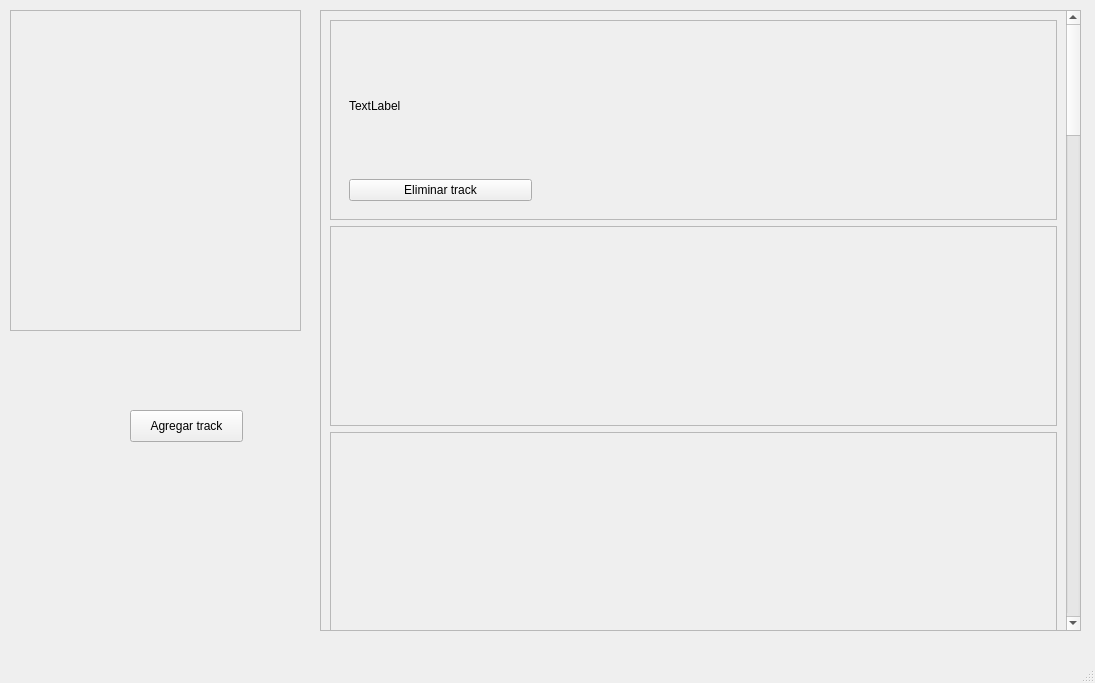
The window that Sintetizador/Frontend/mainwindow.ui (ASSD-Grupo-4-2020/TP2) describes before a commit, drawn with Qt 5.
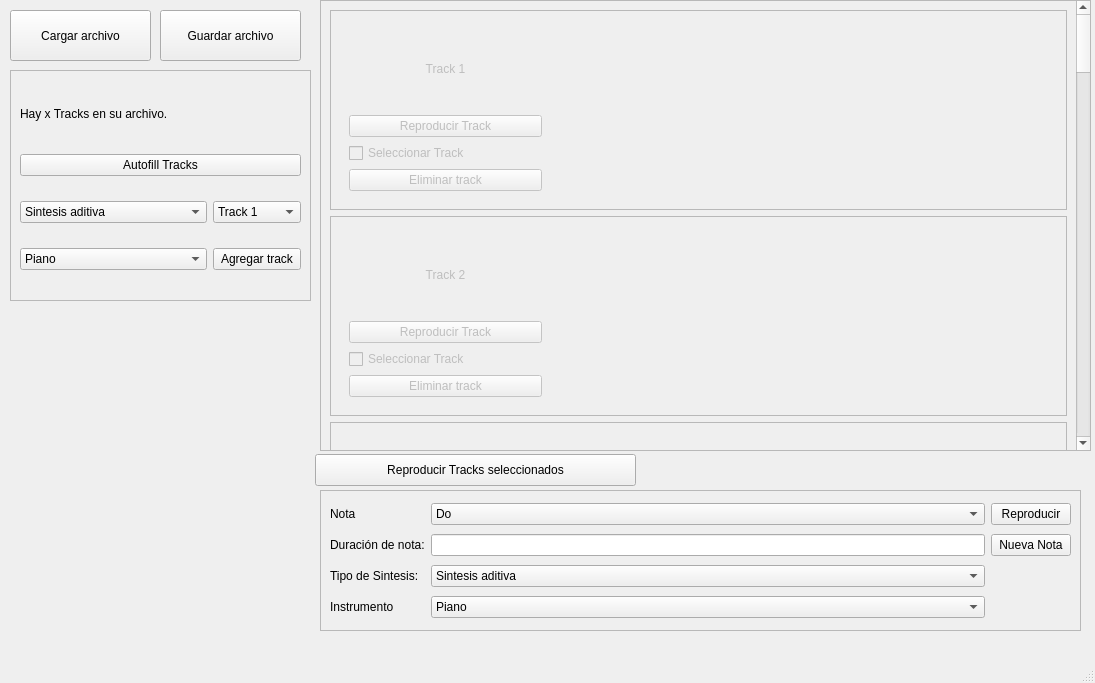
The same window after the commit. Custom widgets are drawn as their Qt base class.

Diff of the .ui file:
```diff
--- a/Sintetizador/Frontend/mainwindow.ui
+++ b/Sintetizador/Frontend/mainwindow.ui
@@ -21,12 +21,15 @@
   </property>
   <widget class="QWidget" name="centralwidget">
    <widget class="QScrollArea" name="scrollArea">
+    <property name="enabled">
+     <bool>true</bool>
+    </property>
     <property name="geometry">
      <rect>
       <x>320</x>
-      <y>10</y>
-      <width>761</width>
-      <height>621</height>
+      <y>0</y>
+      <width>771</width>
+      <height>451</height>
      </rect>
     </property>
     <property name="widgetResizable">
@@ -37,13 +40,16 @@
       <rect>
        <x>0</x>
        <y>0</y>
-       <width>744</width>
+       <width>754</width>
        <height>3464</height>
       </rect>
      </property>
      <layout class="QVBoxLayout" name="trackwindow_layout">
       <item>
        <widget class="QFrame" name="trackui1">
+        <property name="enabled">
+         <bool>false</bool>
+        </property>
         <property name="minimumSize">
          <size>
           <width>0</width>
@@ -78,17 +84,34 @@
             </size>
            </property>
            <layout class="QGridLayout" name="gridLayout">
-            <item row="1" column="0">
-             <widget class="QPushButton" name="pushButton_2">
-              <property name="text">
-               <string>Eliminar track</string>
-              </property>
-             </widget>
-            </item>
             <item row="0" column="0">
              <widget class="QLabel" name="label">
               <property name="text">
-               <string>TextLabel</string>
+               <string>Track 1</string>
+              </property>
+              <property name="alignment">
+               <set>Qt::AlignCenter</set>
+              </property>
+             </widget>
+            </item>
+            <item row="2" column="0">
+             <widget class="QCheckBox" name="track1_checkbox">
+              <property name="text">
+               <string>Seleccionar Track</string>
+              </property>
+             </widget>
+            </item>
+            <item row="3" column="0">
+             <widget class="QPushButton" name="eliminar_track1">
+              <property name="text">
+               <string>Eliminar track</string>
+              </property>
+             </widget>
+            </item>
+            <item row="1" column="0">
+             <widget class="QPushButton" name="Reproducir_track1">
+              <property name="text">
+               <string>Reproducir Track</string>
               </property>
              </widget>
             </item>
@@ -110,6 +133,9 @@
       </item>
       <item>
        <widget class="QFrame" name="trackui2">
+        <property name="enabled">
+         <bool>false</bool>
+        </property>
         <property name="minimumSize">
          <size>
           <width>0</width>
@@ -137,6 +163,39 @@
              <height>16777215</height>
             </size>
            </property>
+           <layout class="QGridLayout" name="gridLayout_4">
+            <item row="0" column="0">
+             <widget class="QLabel" name="label_6">
+              <property name="text">
+               <string>Track 2</string>
+              </property>
+              <property name="alignment">
+               <set>Qt::AlignCenter</set>
+              </property>
+             </widget>
+            </item>
+            <item row="2" column="0">
+             <widget class="QCheckBox" name="track2_checkbox">
+              <property name="text">
+               <string>Seleccionar Track</string>
+              </property>
+             </widget>
+            </item>
+            <item row="3" column="0">
+             <widget class="QPushButton" name="Eliminar_track2">
+              <property name="text">
+               <string>Eliminar track</string>
+              </property>
+             </widget>
+            </item>
+            <item row="1" column="0">
+             <widget class="QPushButton" name="Reproducir_track2">
+              <property name="text">
+               <string>Reproducir Track</string>
+              </property>
+             </widget>
+            </item>
+           </layout>
           </widget>
          </item>
          <item>
@@ -154,6 +213,9 @@
       </item>
       <item>
        <widget class="QFrame" name="trackui3">
+        <property name="enabled">
+         <bool>false</bool>
+        </property>
         <property name="minimumSize">
          <size>
           <width>0</width>
@@ -181,6 +243,39 @@
              <height>16777215</height>
             </size>
            </property>
+           <layout class="QGridLayout" name="gridLayout_5">
+            <item row="0" column="0">
+             <widget class="QLabel" name="label_7">
+              <property name="text">
+               <string>Track 3</string>
+              </property>
+              <property name="alignment">
+               <set>Qt::AlignCenter</set>
+              </property>
+             </widget>
+            </item>
+            <item row="2" column="0">
+             <widget class="QCheckBox" name="track3_checkbox">
+              <property name="text">
+               <string>Seleccionar Track</string>
+              </property>
+             </widget>
+            </item>
+            <item row="3" column="0">
+             <widget class="QPushButton" name="Eliminar_track3">
+              <property name="text">
+               <string>Eliminar track</string>
+              </property>
+             </widget>
+            </item>
+            <item row="1" column="0">
+             <widget class="QPushButton" name="Reproducir_track3">
+              <property name="text">
+               <string>Reproducir Track</string>
+              </property>
+             </widget>
+            </item>
+           </layout>
           </widget>
          </item>
          <item>
@@ -775,9 +870,9 @@
     <property name="geometry">
      <rect>
       <x>10</x>
-      <y>10</y>
-      <width>291</width>
-      <height>321</height>
+      <y>70</y>
+      <width>301</width>
+      <height>231</height>
      </rect>
     </property>
     <property name="frameShape">
@@ -786,18 +881,356 @@
     <property name="frameShadow">
      <enum>QFrame::Raised</enum>
     </property>
+    <layout class="QGridLayout" name="gridLayout_2">
+     <item row="3" column="1">
+      <widget class="QPushButton" name="pushButton">
+       <property name="text">
+        <string>Agregar track</string>
+       </property>
+      </widget>
+     </item>
+     <item row="3" column="0">
+      <widget class="QComboBox" name="instrument_selector">
+       <item>
+        <property name="text">
+         <string>Piano</string>
+        </property>
+       </item>
+       <item>
+        <property name="text">
+         <string>Flauta</string>
+        </property>
+       </item>
+       <item>
+        <property name="text">
+         <string>Violin</string>
+        </property>
+       </item>
+       <item>
+        <property name="text">
+         <string>Trompeta</string>
+        </property>
+       </item>
+      </widget>
+     </item>
+     <item row="0" column="0" colspan="2">
+      <widget class="QLabel" name="track_number">
+       <property name="maximumSize">
+        <size>
+         <width>16777215</width>
+         <height>30</height>
+        </size>
+       </property>
+       <property name="text">
+        <string>Hay x Tracks en su archivo.</string>
+       </property>
+      </widget>
+     </item>
+     <item row="2" column="1">
+      <widget class="QComboBox" name="comboBox_4">
+       <item>
+        <property name="text">
+         <string>Track 1</string>
+        </property>
+       </item>
+       <item>
+        <property name="text">
+         <string>Track 2</string>
+        </property>
+       </item>
+       <item>
+        <property name="text">
+         <string>Track 3</string>
+        </property>
+       </item>
+       <item>
+        <property name="text">
+         <string>Track 4</string>
+        </property>
+       </item>
+       <item>
+        <property name="text">
+         <string>Track 5</string>
+        </property>
+       </item>
+       <item>
+        <property name="text">
+         <string>Track 6</string>
+        </property>
+       </item>
+       <item>
+        <property name="text">
+         <string>Track 7</string>
+        </property>
+       </item>
+       <item>
+        <property name="text">
+         <string>Track 8</string>
+        </property>
+       </item>
+       <item>
+        <property name="text">
+         <string>Track 9</string>
+        </property>
+       </item>
+       <item>
+        <property name="text">
+         <string>Track 10</string>
+        </property>
+       </item>
+       <item>
+        <property name="text">
+         <string>Track 11</string>
+        </property>
+       </item>
+       <item>
+        <property name="text">
+         <string>Track 12</string>
+        </property>
+       </item>
+       <item>
+        <property name="text">
+         <string>Track 13</string>
+        </property>
+       </item>
+       <item>
+        <property name="text">
+         <string>Track 14</string>
+        </property>
+       </item>
+       <item>
+        <property name="text">
+         <string>Track 15</string>
+        </property>
+       </item>
+       <item>
+        <property name="text">
+         <string>Track 16</string>
+        </property>
+       </item>
+      </widget>
+     </item>
+     <item row="2" column="0">
+      <widget class="QComboBox" name="synthesis_selector">
+       <item>
+        <property name="text">
+         <string>Sintesis aditiva</string>
+        </property>
+       </item>
+       <item>
+        <property name="text">
+         <string>Sintesis fisica</string>
+        </property>
+       </item>
+       <item>
+        <property name="text">
+         <string>Sintesis basada en muestras</string>
+        </property>
+       </item>
+      </widget>
+     </item>
+     <item row="1" column="0" colspan="2">
+      <widget class="QPushButton" name="autofill_tracks">
+       <property name="text">
+        <string>Autofill Tracks</string>
+       </property>
+      </widget>
+     </item>
+    </layout>
    </widget>
-   <widget class="QPushButton" name="pushButton">
+   <widget class="QPushButton" name="cargar_archivo">
     <property name="geometry">
      <rect>
-      <x>130</x>
-      <y>410</y>
-      <width>113</width>
+      <x>10</x>
+      <y>10</y>
+      <width>141</width>
+      <height>51</height>
+     </rect>
+    </property>
+    <property name="text">
+     <string>Cargar archivo</string>
+    </property>
+   </widget>
+   <widget class="QFrame" name="Reproductor">
+    <property name="geometry">
+     <rect>
+      <x>320</x>
+      <y>490</y>
+      <width>761</width>
+      <height>141</height>
+     </rect>
+    </property>
+    <property name="frameShape">
+     <enum>QFrame::StyledPanel</enum>
+    </property>
+    <layout class="QGridLayout" name="gridLayout_3">
+     <item row="1" column="2">
+      <widget class="QLineEdit" name="lineEdit">
+       <property name="text">
+        <string/>
+       </property>
+      </widget>
+     </item>
+     <item row="0" column="0">
+      <widget class="QLabel" name="label_3">
+       <property name="text">
+        <string>Nota</string>
+       </property>
+      </widget>
+     </item>
+     <item row="3" column="2">
+      <widget class="QComboBox" name="comboBox_3">
+       <item>
+        <property name="text">
+         <string>Piano</string>
+        </property>
+       </item>
+       <item>
+        <property name="text">
+         <string>Flauta</string>
+        </property>
+       </item>
+       <item>
+        <property name="text">
+         <string>Violin</string>
+        </property>
+       </item>
+       <item>
+        <property name="text">
+         <string>Trompeta</string>
+        </property>
+       </item>
+      </widget>
+     </item>
+     <item row="0" column="2">
+      <widget class="QComboBox" name="comboBox">
+       <item>
+        <property name="text">
+         <string>Do</string>
+        </property>
+       </item>
+       <item>
+        <property name="text">
+         <string>Re</string>
+        </property>
+       </item>
+       <item>
+        <property name="text">
+         <string>Mi</string>
+        </property>
+       </item>
+       <item>
+        <property name="text">
+         <string>Fa</string>
+        </property>
+       </item>
+       <item>
+        <property name="text">
+         <string>Sol</string>
+        </property>
+       </item>
+       <item>
+        <property name="text">
+         <string>La</string>
+        </property>
+       </item>
+       <item>
+        <property name="text">
+         <string>Si</string>
+        </property>
+       </item>
+      </widget>
+     </item>
+     <item row="2" column="2">
+      <widget class="QComboBox" name="comboBox_2">
+       <item>
+        <property name="text">
+         <string>Sintesis aditiva</string>
+        </property>
+       </item>
+       <item>
+        <property name="text">
+         <string>Sintesis por muestras</string>
+        </property>
+       </item>
+       <item>
+        <property name="text">
+         <string>Sintesis física</string>
+        </property>
+       </item>
+      </widget>
+     </item>
+     <item row="0" column="3">
+      <widget class="QPushButton" name="pushButton_7">
+       <property name="text">
+        <string>Reproducir</string>
+       </property>
+      </widget>
+     </item>
+     <item row="3" column="0">
+      <widget class="QLabel" name="label_5">
+       <property name="text">
+        <string>Instrumento</string>
+       </property>
+      </widget>
+     </item>
+     <item row="1" column="0">
+      <widget class="QLabel" name="label_2">
+       <property name="text">
+        <string>Duración de nota:</string>
+       </property>
+      </widget>
+     </item>
+     <item row="2" column="0">
+      <widget class="QLabel" name="label_4">
+       <property name="text">
+        <string>Tipo de Sintesis:</string>
+       </property>
+      </widget>
+     </item>
+     <item row="1" column="3">
+      <widget class="QPushButton" name="pushButton_8">
+       <property name="text">
+        <string>Nueva Nota</string>
+       </property>
+      </widget>
+     </item>
+    </layout>
+   </widget>
+   <widget class="QWidget" name="espectrograma" native="true">
+    <property name="geometry">
+     <rect>
+      <x>10</x>
+      <y>310</y>
+      <width>301</width>
+      <height>321</height>
+     </rect>
+    </property>
+   </widget>
+   <widget class="QPushButton" name="guardar_archivo">
+    <property name="geometry">
+     <rect>
+      <x>160</x>
+      <y>10</y>
+      <width>141</width>
+      <height>51</height>
+     </rect>
+    </property>
+    <property name="text">
+     <string>Guardar archivo</string>
+    </property>
+   </widget>
+   <widget class="QPushButton" name="pushButton_5">
+    <property name="geometry">
+     <rect>
+      <x>315</x>
+      <y>454</y>
+      <width>321</width>
       <height>32</height>
      </rect>
     </property>
     <property name="text">
-     <string>Agregar track</string>
+     <string>Reproducir Tracks seleccionados</string>
     </property>
    </widget>
   </widget>
```
Left out of the diff: 474 changed lines with no effect on the pictures.
